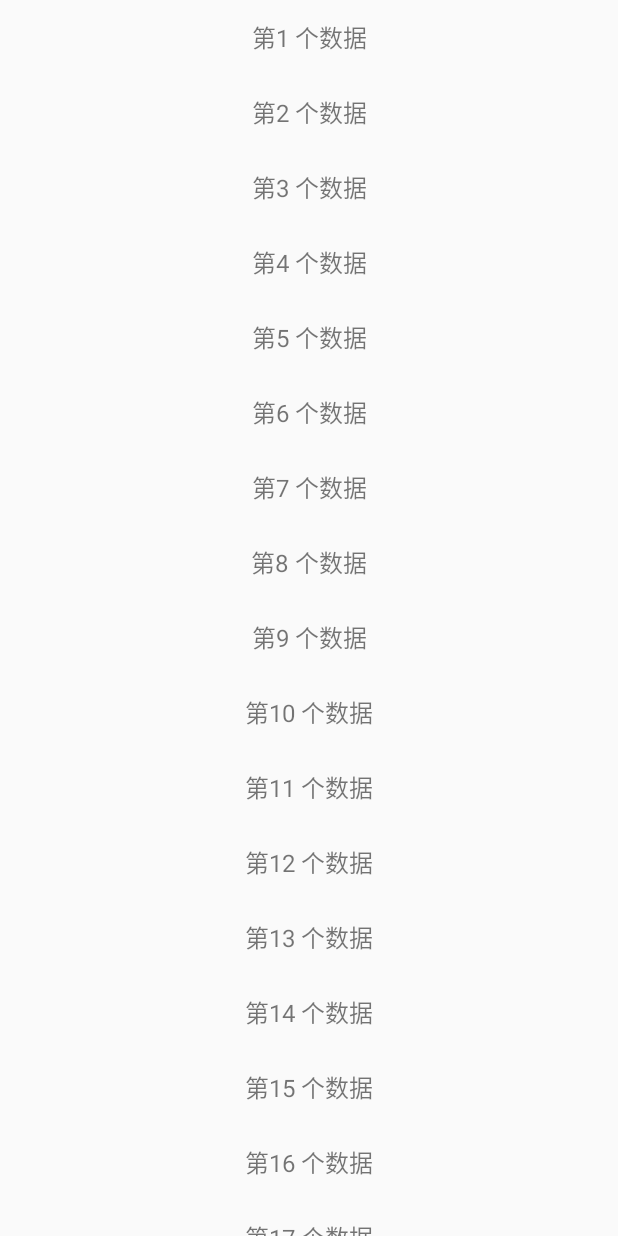
After one commit to sun6126/UIProject, an Android app: the LoadMoreRecyclerViewActivity screen opened directly, with no data from a screen before it, on a phone screen of 412 x 824 dp. The commit adds this screen. Run offline under Robolectric (Android 15) with nearby library versions, the phone set to English and light mode, and no system bars.

Commit message:
自定义recyclerview上拉加载更多

```diff
--- a/app/src/main/AndroidManifest.xml
+++ b/app/src/main/AndroidManifest.xml
@@ -9,7 +9,8 @@
         android:roundIcon="@mipmap/ic_launcher_round"
         android:supportsRtl="true"
         android:theme="@style/AppTheme">
-        <activity android:name=".ui.DouYinActivity"></activity>
+        <activity android:name=".ui.LoadMoreRecyclerViewActivity"></activity>
+        <activity android:name=".ui.DouYinActivity" />
         <activity android:name=".ui.MapActivity" />
         <activity android:name=".ui.TaoBaoHomeActivity" />
         <activity android:name=".ui.VLayoutActivity" />
--- a/app/src/main/java/com/example/qi/uiproject/MainActivity.kt
+++ b/app/src/main/java/com/example/qi/uiproject/MainActivity.kt
@@ -64,5 +64,9 @@ class MainActivity : AppCompatActivity() {
             startActivity(Intent(MainActivity@ this, DouYinActivity::class.java))
         }
 
+        btnLoadMoreActivity.setOnClickListener {
+            startActivity(Intent(MainActivity@ this, LoadMoreRecyclerViewActivity::class.java))
+        }
+
     }
 }
--- /dev/null
+++ b/app/src/main/java/com/example/qi/uiproject/adapter/SelfDefinedLoadMoreAdapter.java
@@ -0,0 +1,134 @@
+package com.example.qi.uiproject.adapter;
+
+import android.view.LayoutInflater;
+import android.view.View;
+import android.view.ViewGroup;
+import android.widget.LinearLayout;
+import android.widget.ProgressBar;
+import android.widget.TextView;
+
+import androidx.recyclerview.widget.RecyclerView;
+
+import com.example.qi.uiproject.R;
+
+import java.util.List;
+
+public class SelfDefinedLoadMoreAdapter extends RecyclerView.Adapter<RecyclerView.ViewHolder> {
+
+    private List<String> dataList;
+
+    // 普通布局
+    private final int TYPE_ITEM = 1;
+    // 脚布局
+    private final int TYPE_FOOTER = 2;
+    // 当前加载状态，默认为加载完成
+    private int loadState = 2;
+    // 正在加载
+    public final int LOADING = 1;
+    // 加载完成
+    public final int LOADING_COMPLETE = 2;
+    // 加载到底
+    public final int LOADING_END = 3;
+
+    public SelfDefinedLoadMoreAdapter(List<String> dataList) {
+        this.dataList = dataList;
+    }
+
+    @Override
+    public int getItemViewType(int position) {
+        // 最后一个item设置为FooterView
+        if (position + 1 == getItemCount()) {
+            return TYPE_FOOTER;
+        } else {
+            return TYPE_ITEM;
+        }
+    }
+
+    @Override
+    public RecyclerView.ViewHolder onCreateViewHolder(ViewGroup parent, int viewType) {
+        //进行判断显示类型，来创建返回不同的View
+        if (viewType == TYPE_ITEM) {
+            View view = LayoutInflater.from(parent.getContext())
+                    .inflate(R.layout.adapter_recyclerview, parent, false);
+            return new RecyclerViewHolder(view);
+
+        } else if (viewType == TYPE_FOOTER) {
+            View view = LayoutInflater.from(parent.getContext())
+                    .inflate(R.layout.layout_refresh_footer, parent, false);
+            return new FootViewHolder(view);
+        }
+        return null;
+    }
+
+    @Override
+    public void onBindViewHolder(RecyclerView.ViewHolder holder, int position) {
+        if (holder instanceof RecyclerViewHolder) {
+            RecyclerViewHolder recyclerViewHolder = (RecyclerViewHolder) holder;
+            recyclerViewHolder.tvItem.setText(dataList.get(position));
+
+        } else if (holder instanceof FootViewHolder) {
+            FootViewHolder footViewHolder = (FootViewHolder) holder;
+            switch (loadState) {
+                case LOADING: // 正在加载
+                    footViewHolder.pbLoading.setVisibility(View.VISIBLE);
+                    footViewHolder.tvLoading.setVisibility(View.VISIBLE);
+                    footViewHolder.llEnd.setVisibility(View.GONE);
+                    break;
+
+                case LOADING_COMPLETE: // 加载完成
+                    footViewHolder.pbLoading.setVisibility(View.INVISIBLE);
+                    footViewHolder.tvLoading.setVisibility(View.INVISIBLE);
+                    footViewHolder.llEnd.setVisibility(View.GONE);
+                    break;
+
+                case LOADING_END: // 加载到底
+                    footViewHolder.pbLoading.setVisibility(View.GONE);
+                    footViewHolder.tvLoading.setVisibility(View.GONE);
+                    footViewHolder.llEnd.setVisibility(View.VISIBLE);
+                    break;
+
+                default:
+                    break;
+            }
+        }
+    }
+
+    @Override
+    public int getItemCount() {
+        return dataList.size() + 1;
+    }
+
+    private static class RecyclerViewHolder extends RecyclerView.ViewHolder {
+
+        TextView tvItem;
+
+        RecyclerViewHolder(View itemView) {
+            super(itemView);
+            tvItem = itemView.findViewById(R.id.tv_item);
+        }
+    }
+
+    private static class FootViewHolder extends RecyclerView.ViewHolder {
+
+        ProgressBar pbLoading;
+        TextView tvLoading;
+        LinearLayout llEnd;
+
+        FootViewHolder(View itemView) {
+            super(itemView);
+            pbLoading = itemView.findViewById(R.id.pb_loading);
+            tvLoading = itemView.findViewById(R.id.tv_loading);
+            llEnd = itemView.findViewById(R.id.ll_end);
+        }
+    }
+
+    /**
+     * 设置上拉加载状态
+     *
+     * @param loadState 0.正在加载 1.加载完成 2.加载到底
+     */
+    public void setLoadState(int loadState) {
+        this.loadState = loadState;
+        notifyDataSetChanged();
+    }
+}
--- a/app/src/main/java/com/example/qi/uiproject/layoutManager/DouYinLayoutManager.java
+++ b/app/src/main/java/com/example/qi/uiproject/layoutManager/DouYinLayoutManager.java
@@ -94,7 +94,6 @@ public class DouYinLayoutManager extends LinearLayoutManager implements Recycler
                 viewPagerListener.onPageRelease(view);
             }
         }
-
     }
 
     /*
--- /dev/null
+++ b/app/src/main/java/com/example/qi/uiproject/ui/LoadMoreRecyclerViewActivity.kt
@@ -0,0 +1,85 @@
+package com.example.qi.uiproject.ui
+
+import android.os.Bundle
+import androidx.appcompat.app.AppCompatActivity
+import androidx.recyclerview.widget.LinearLayoutManager
+import androidx.recyclerview.widget.RecyclerView
+import com.example.qi.uiproject.R
+import com.example.qi.uiproject.adapter.SelfDefinedLoadMoreAdapter
+import kotlinx.android.synthetic.main.activity_load_more_recycler_view.*
+import java.util.*
+
+class LoadMoreRecyclerViewActivity : AppCompatActivity() {
+
+    val dataList = mutableListOf<String>()
+    var selfDefinedLoadMoreAdapter: SelfDefinedLoadMoreAdapter? = null
+
+    override fun onCreate(savedInstanceState: Bundle?) {
+        super.onCreate(savedInstanceState)
+        setContentView(R.layout.activity_load_more_recycler_view)
+        initData()
+        initView()
+        initListener()
+    }
+
+    private fun initListener() {
+        loadMoreRecyclerView.addOnScrollListener(object : RecyclerView.OnScrollListener() {
+
+            //用来标记是否正在向上滑动
+            private var isSlidingUpward = false
+
+            override fun onScrollStateChanged(recyclerView: RecyclerView, newState: Int) {
+                super.onScrollStateChanged(recyclerView, newState)
+                val layoutManager = recyclerView.layoutManager as LinearLayoutManager
+                if (newState == RecyclerView.SCROLL_STATE_IDLE){ // 停止滑动时，改变状态
+                    //获取最后一个完全显示的itemPosition
+                    val lastItemPosition: Int = layoutManager.findLastCompletelyVisibleItemPosition()
+                    val itemCount: Int = layoutManager.getItemCount()
+
+                    // 判断是否滑动到了最后一个item，并且是向上滑动
+                    if (lastItemPosition == itemCount - 1 && isSlidingUpward) {
+                        //加载更多
+                        addData()
+                    }
+                }
+            }
+
+            override fun onScrolled(recyclerView: RecyclerView, dx: Int, dy: Int) {
+                super.onScrolled(recyclerView, dx, dy)
+                // 大于0表示正在向上滑动，小于等于0表示停止或向下滑动
+                isSlidingUpward = dy > 0;
+            }
+        })
+    }
+
+    private fun initView() {
+        loadMoreRecyclerView.layoutManager = LinearLayoutManager(this)
+        selfDefinedLoadMoreAdapter = SelfDefinedLoadMoreAdapter(dataList)
+        loadMoreRecyclerView.adapter = selfDefinedLoadMoreAdapter
+    }
+
+    private fun initData() {
+        for (i in 1..20) {
+            dataList.add("第$i 个数据")
+        }
+    }
+
+    private fun addData() {
+        if (dataList.size > 100 ){
+            selfDefinedLoadMoreAdapter?.setLoadState(3)
+            return
+        }
+        selfDefinedLoadMoreAdapter?.setLoadState(1)
+        // 模拟获取网络数据，延时1s
+        Timer().schedule(object : TimerTask() {
+            override fun run() {
+                runOnUiThread {
+                    for (i in 1..10) {
+                        dataList.add("新增第${dataList.size + i} 个数据")
+                    }
+                    selfDefinedLoadMoreAdapter?.setLoadState(2)
+                }
+            }
+        }, 1000)
+    }
+}
--- a/app/src/main/java/com/example/qi/uiproject/view/CubicToView.java
+++ b/app/src/main/java/com/example/qi/uiproject/view/CubicToView.java
@@ -11,6 +11,9 @@ import android.view.View;
 
 import androidx.annotation.Nullable;
 
+/*
+* 三阶贝塞尔曲线
+* */
 public class CubicToView extends View {
     private int leftX, leftY;
     private int rightX, rightY;
--- a/app/src/main/java/com/example/qi/uiproject/view/MapView.java
+++ b/app/src/main/java/com/example/qi/uiproject/view/MapView.java
@@ -6,7 +6,6 @@ import android.graphics.Canvas;
 import android.graphics.Color;
 import android.graphics.Paint;
 import android.graphics.Path;
-import android.graphics.Rect;
 import android.graphics.RectF;
 import android.os.Handler;
 import android.os.Message;
@@ -32,6 +31,10 @@ import java.util.List;
 import javax.xml.parsers.DocumentBuilder;
 import javax.xml.parsers.DocumentBuilderFactory;
 
+
+/*
+* 绘制中国地图
+* */
 public class MapView extends View {
     private Context context;
     private Paint paint;
--- a/app/src/main/java/com/example/qi/uiproject/view/MyAnimView.java
+++ b/app/src/main/java/com/example/qi/uiproject/view/MyAnimView.java
@@ -17,7 +17,6 @@ import com.example.qi.uiproject.bean.Point;
 /*
 * 圆球移动的动画
 * 自定义evaluator
-*
 * */
 public class MyAnimView extends View {
 
--- /dev/null
+++ b/app/src/main/res/layout/activity_load_more_recycler_view.xml
@@ -0,0 +1,13 @@
+<?xml version="1.0" encoding="utf-8"?>
+<LinearLayout xmlns:android="http://schemas.android.com/apk/res/android"
+    xmlns:tools="http://schemas.android.com/tools"
+    android:layout_width="match_parent"
+    android:layout_height="match_parent"
+    tools:context=".ui.LoadMoreRecyclerViewActivity">
+
+    <androidx.recyclerview.widget.RecyclerView
+        android:id="@+id/loadMoreRecyclerView"
+        android:layout_width="match_parent"
+        android:layout_height="match_parent"/>
+
+</LinearLayout>
--- /dev/null
+++ b/app/src/main/res/layout/adapter_recyclerview.xml
@@ -0,0 +1,15 @@
+<?xml version="1.0" encoding="utf-8"?>
+<LinearLayout
+    xmlns:android="http://schemas.android.com/apk/res/android"
+    android:orientation="horizontal"
+    android:layout_width="match_parent"
+    android:layout_height="wrap_content">
+
+    <TextView
+        android:textSize="16sp"
+        android:id="@+id/tv_item"
+        android:gravity="center"
+        android:layout_width="match_parent"
+        android:layout_height="50dp"/>
+
+</LinearLayout>
--- a/app/src/main/res/layout/item_view_pager.xml
+++ b/app/src/main/res/layout/item_view_pager.xml
@@ -9,8 +9,7 @@
         android:layout_width="match_parent"
         android:layout_height="match_parent"
         android:clickable="false"
-        android:focusable="false"
-        />
+        android:focusable="false" />
     <ImageView
         android:id="@+id/img_thumb"
         android:layout_width="match_parent"
```
Also changed, not shown: app/src/main/res/layout/activity_main.xml (+7 -0 lines), app/src/main/res/layout/layout_refresh_footer.xml (added, +38 -0 lines).
